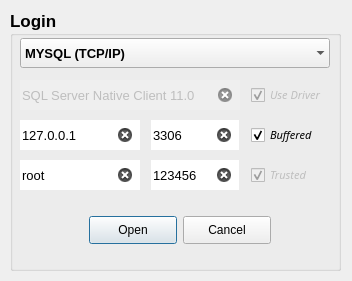
First picture: the form in assets/UI/Layout/ConnectorWindow.ui, repository fer-moreira/MYQT, before the edit.
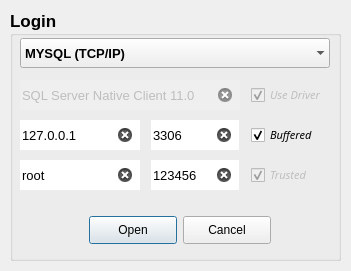
Second picture: the form after the edit.

Diff of the .ui file:
```diff
--- a/assets/UI/Layout/ConnectorWindow.ui
+++ b/assets/UI/Layout/ConnectorWindow.ui
@@ -9,8 +9,8 @@
    <rect>
     <x>0</x>
     <y>0</y>
-    <width>352</width>
-    <height>281</height>
+    <width>351</width>
+    <height>271</height>
    </rect>
   </property>
   <property name="sizePolicy">
@@ -19,6 +19,18 @@
     <verstretch>0</verstretch>
    </sizepolicy>
   </property>
+  <property name="minimumSize">
+   <size>
+    <width>351</width>
+    <height>271</height>
+   </size>
+  </property>
+  <property name="maximumSize">
+   <size>
+    <width>351</width>
+    <height>271</height>
+   </size>
+  </property>
   <property name="font">
    <font>
     <weight>50</weight>
@@ -41,7 +53,7 @@
       <x>10</x>
       <y>10</y>
       <width>331</width>
-      <height>261</height>
+      <height>251</height>
      </rect>
     </property>
     <property name="font">
@@ -115,7 +127,10 @@
       <cursorShape>PointingHandCursor</cursorShape>
      </property>
      <property name="autoFillBackground">
-      <bool>true</bool>
+      <bool>false</bool>
+     </property>
+     <property name="styleSheet">
+      <string notr="true">padding:4</string>
      </property>
      <property name="frame">
       <bool>false</bool>
```
